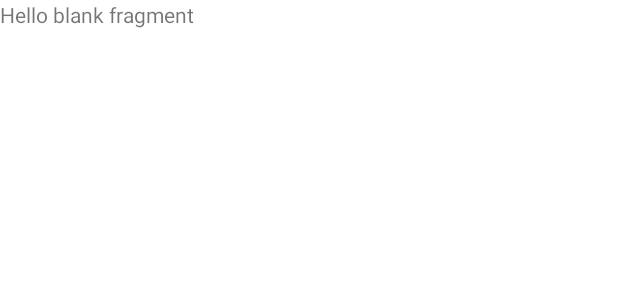
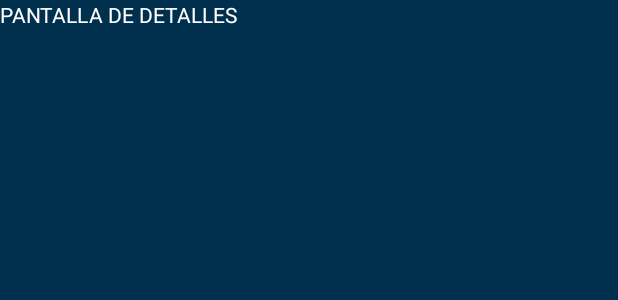
Before and after one commit to SebaSalgadoS/FactulitosApp, an Android app: the layout fragment_detalle_factura.xml on its own in the app's theme, with its tools: preview values and no code run, on a phone screen of 412 x 824 dp. Shown: the top 300 px of the screen. Run offline under Robolectric (Android 15) with nearby library versions, the phone set to English and light mode, and no system bars.

Commit message:
[ Desing: create fragment_detalle_factura.xml and fragment_search_factura.xml  ]

```diff
--- a/app/src/main/res/layout/fragment_detalle_factura.xml
+++ b/app/src/main/res/layout/fragment_detalle_factura.xml
@@ -1,14 +1,17 @@
 <?xml version="1.0" encoding="utf-8"?>
-<FrameLayout xmlns:android="http://schemas.android.com/apk/res/android"
+<LinearLayout xmlns:android="http://schemas.android.com/apk/res/android"
     xmlns:tools="http://schemas.android.com/tools"
     android:layout_width="match_parent"
     android:layout_height="match_parent"
-    tools:context=".DetalleFacturaFragment">
+    android:orientation="vertical"
+    android:background="@color/azul_marino"
+    tools:context=".ui.fragments.DetalleFacturaFragment">
 
     <!-- TODO: Update blank fragment layout -->
     <TextView
         android:layout_width="match_parent"
         android:layout_height="match_parent"
-        android:text="@string/hello_blank_fragment" />
+        android:text="PANTALLA DE DETALLES"
+        android:textColor="@color/white"/>
 
-</FrameLayout>
+</LinearLayout>
--- a/app/src/main/res/layout/fragment_search_factura.xml
+++ b/app/src/main/res/layout/fragment_search_factura.xml
@@ -3,7 +3,7 @@
     xmlns:tools="http://schemas.android.com/tools"
     android:layout_width="match_parent"
     android:layout_height="match_parent"
-    tools:context=".SearchFacturaFragment">
+    tools:context=".ui.fragments.SearchFacturaFragment">
 
     <!-- TODO: Update blank fragment layout -->
     <TextView
```
